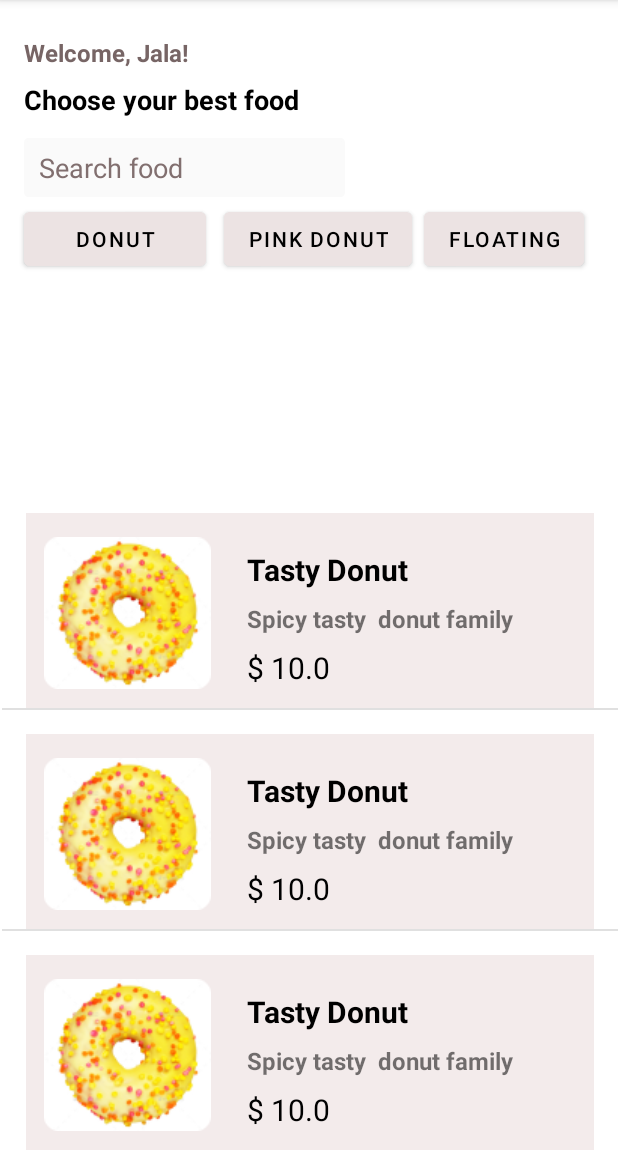
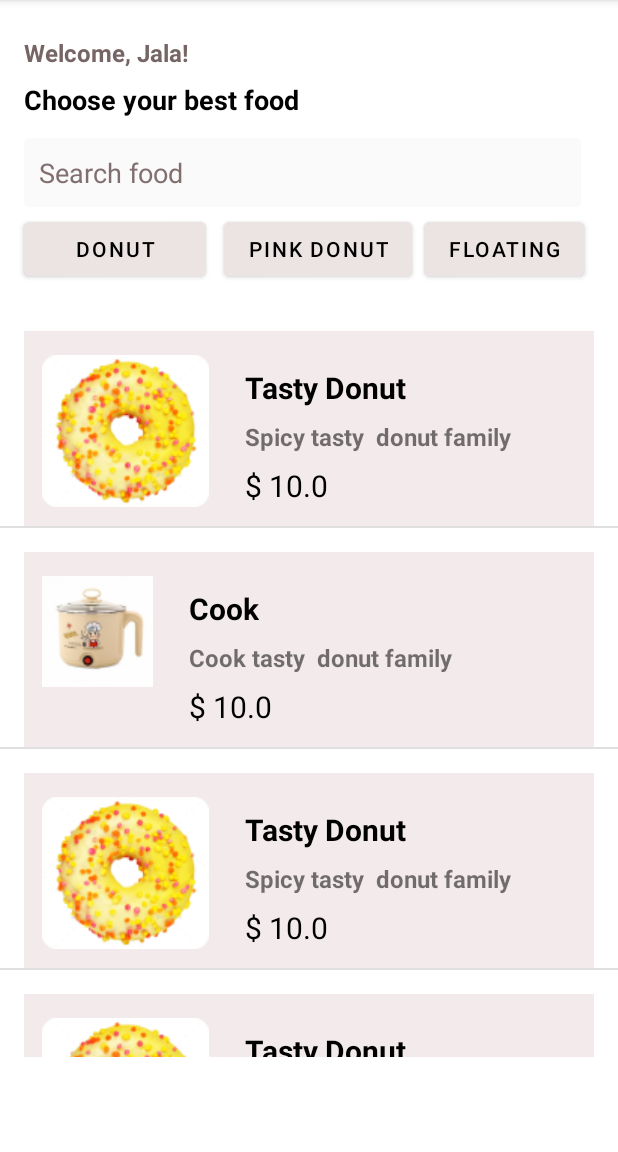
Before and after one commit to NhatKhuong/AndroiWeek_05, an Android app: the screen it shows after launch (MainActivity), on a phone screen of 412 x 824 dp, the part 84-1236 px from its top. Run offline under Robolectric (Android 15) with nearby library versions, the phone set to English and light mode, and no system bars.

Commit message:
'lab5ver3'

```diff
--- a/app/src/main/java/com/example/androi_week05/CustomGoodApdapter.java
+++ b/app/src/main/java/com/example/androi_week05/CustomGoodApdapter.java
@@ -7,6 +7,7 @@ import android.view.ViewGroup;
 import android.widget.BaseAdapter;
 import android.widget.ImageView;
 import android.widget.TextView;
+import android.widget.Toast;
 
 import java.util.ArrayList;
 
@@ -50,6 +51,15 @@ public class CustomGoodApdapter extends BaseAdapter {
         txtName.setText(arrayList.get(i).getName());
         txtdescription.setText(arrayList.get(i).getDescription());
         txtprice.setText("$ "+arrayList.get(i).getPrice());
+        imageitem.setImageResource(arrayList.get(i).getImg());
+
+        view.setOnClickListener(new View.OnClickListener() {
+            @Override
+            public void onClick(View view) {
+                Toast.makeText(ctx,String.valueOf(i),Toast.LENGTH_SHORT).show();
+            }
+        });
+
         return  view;
 
 
--- a/app/src/main/java/com/example/androi_week05/MainActivity.java
+++ b/app/src/main/java/com/example/androi_week05/MainActivity.java
@@ -21,6 +21,9 @@ public class MainActivity extends AppCompatActivity {
 
         arrayList = new ArrayList<>();
         arrayList.add(new Goods("Tasty Donut","Spicy tasty  donut family",10,R.drawable.donut_yellow_1));
+        arrayList.add(new Goods("Cook","Cook tasty  donut family",10,R.drawable.ca_nau_lau));
+        arrayList.add(new Goods("Tasty Donut","Spicy tasty  donut family",10,R.drawable.donut_yellow_1));
+        arrayList.add(new Goods("Tasty Donut","Spicy tasty  donut family",10,R.drawable.donut_yellow_1));
         arrayList.add(new Goods("Tasty Donut","Spicy tasty  donut family",10,R.drawable.donut_yellow_1));
         arrayList.add(new Goods("Tasty Donut","Spicy tasty  donut family",10,R.drawable.donut_yellow_1));
         adt = new CustomGoodApdapter(this, R.layout.item_listview, arrayList);
--- a/app/src/main/res/layout/activity_main.xml
+++ b/app/src/main/res/layout/activity_main.xml
@@ -12,9 +12,6 @@
         android:layout_width="wrap_content"
         android:layout_height="200dp"
         android:background="#FFFFFF"
-        app:layout_constraintBottom_toTopOf="@+id/lvGoods"
-        app:layout_constraintTop_toTopOf="parent"
-        app:layout_constraintVertical_bias="0.001"
         tools:layout_editor_absoluteX="0dp" />
 
     <TextView
@@ -45,8 +42,8 @@
 
     <EditText
         android:id="@+id/editTextTextPersonName"
-        android:layout_width="214dp"
-        android:layout_height="39dp"
+        android:layout_width="371dp"
+        android:layout_height="46dp"
         android:layout_marginTop="8dp"
         android:background="@drawable/bordereditview"
         android:backgroundTint="#FAFAFA"
@@ -98,12 +95,12 @@
     <ListView
         android:id="@+id/lvGoods"
         android:layout_width="0dp"
-        android:layout_height="wrap_content"
-        android:layout_marginStart="1dp"
-        android:layout_marginBottom="1dp"
+        android:layout_height="500dp"
         app:layout_constraintBottom_toBottomOf="parent"
         app:layout_constraintEnd_toEndOf="parent"
         app:layout_constraintHorizontal_bias="0.0"
-        app:layout_constraintStart_toStartOf="parent" />
+        app:layout_constraintStart_toStartOf="parent"
+        app:layout_constraintTop_toBottomOf="@+id/view5"
+        app:layout_constraintVertical_bias="0.064" />
 
 </androidx.constraintlayout.widget.ConstraintLayout>
```
Also changed, not shown: app/src/main/res/drawable/ca_nau_lau.png (added).
